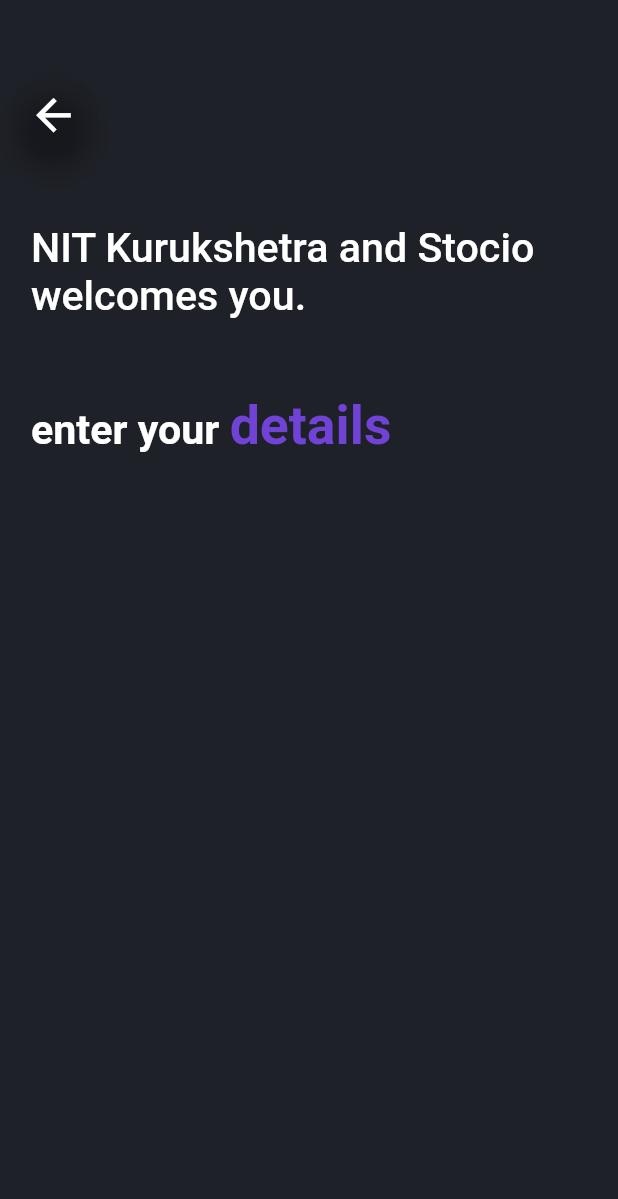
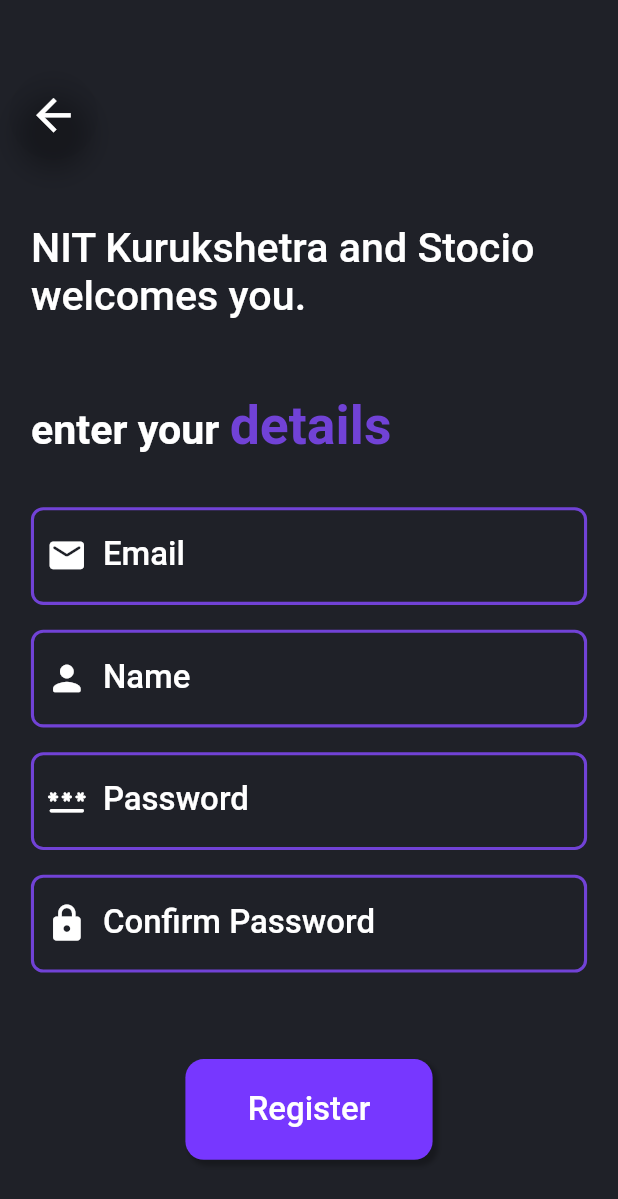
Before and after one commit to hemantlakhotia204/stocio-app, a Flutter app: the FormScreen screen opened by its route, on a phone screen of 412 x 824 dp. Shown: the top 1199 px of the screen. Run offline on Flutter 3.47's test engine with Material 2 defaults, Android fonts, the light colour scheme and no system bars; our stand-ins replace sizer.

Commit message:
created confirm_screen.dart, improved form_screen.dart

```diff
--- /dev/null
+++ b/lib/common/widgets/s_text_form_field.dart
@@ -0,0 +1,38 @@
+import 'package:flutter/material.dart';
+import 'package:sizer/sizer.dart';
+import 'package:stocio_app/common/utils/utils.dart';
+
+class STextFormField extends StatefulWidget {
+
+  final TextEditingController controller;
+  final String? label;
+  final IconData icon;
+  final String? Function(String?) validator;
+
+
+  const STextFormField({Key? key, required this.controller, this.label, required this.icon, required this.validator}) : super(key: key);
+
+  @override
+  State<STextFormField> createState() => _STextFormFieldState();
+}
+
+class _STextFormFieldState extends State<STextFormField> {
+  @override
+  Widget build(BuildContext context) {
+    return TextFormField(
+      style: TextStyle(
+        color: Utils.getColor(''),
+        fontSize: 15.sp,
+      ),
+      controller: widget.controller,
+      decoration: Utils.inputDecoration(
+          label: widget.label ?? "",
+          icon: Icon(
+            widget.icon,
+            size: 20.sp,
+            color: Colors.white,
+          )),
+      validator: widget.validator,
+    );
+  }
+}
--- a/lib/login/screens/form_screen.dart
+++ b/lib/login/screens/form_screen.dart
@@ -1,8 +1,10 @@
 import 'package:flutter/material.dart';
 import 'package:stocio_app/common/utils/utils.dart';
 import 'package:sizer/sizer.dart';
+import 'package:stocio_app/common/widgets/s_button.dart';
 import 'package:stocio_app/common/widgets/s_ios_back.dart';
 import 'package:stocio_app/common/widgets/s_text.dart';
+import 'package:stocio_app/common/widgets/s_text_form_field.dart';
 
 class FormScreen extends StatefulWidget {
   const FormScreen({Key? key}) : super(key: key);
@@ -18,21 +20,27 @@
   Widget build(BuildContext context) {
     String _welcomeText = "$collegeName and Stocio \nwelcomes you.";
 
+    final TextEditingController _emailController = TextEditingController();
+    final TextEditingController _passwordController = TextEditingController();
+    final TextEditingController _confirmController = TextEditingController();
+    final TextEditingController _nameController = TextEditingController();
+
     return Scaffold(
       resizeToAvoidBottomInset: true,
       backgroundColor: Utils.getColor('PB'),
       body: SingleChildScrollView(
         child: Column(
           crossAxisAlignment: CrossAxisAlignment.start,
-
           children: [
             const SBack(),
             Container(
               padding: Utils.contentPadding(),
               child: Column(
                 crossAxisAlignment: CrossAxisAlignment.start,
-                children:  [
-                  SizedBox(height: 3.h,),
+                children: [
+                  SizedBox(
+                    height: 3.h,
+                  ),
                   Text(
                     _welcomeText,
                     style: TextStyle(
@@ -41,8 +49,59 @@
                       fontWeight: FontWeight.w500,
                     ),
                   ),
-                  SizedBox(height: 5.h,),
+                  SizedBox(
+                    height: 5.h,
+                  ),
                   const SText(prefixText: 'enter your ', suffixText: 'details'),
+                  SizedBox(
+                    height: 2.h,
+                  ),
+                  STextFormField(
+                    controller: _emailController,
+                    icon: Icons.mail_rounded,
+                    label: 'Email',
+                    validator: (value) => _validator(value),
+                  ),
+                  SizedBox(
+                    height: 2.h,
+                  ),
+                  STextFormField(
+                    controller: _nameController,
+                    icon: Icons.person_rounded,
+                    label: 'Name',
+                    validator: (value) => _validator(value),
+                  ),
+                  SizedBox(
+                    height: 2.h,
+                  ),
+                  STextFormField(
+                    controller: _passwordController,
+                    icon: Icons.password_rounded,
+                    label: 'Password',
+                    validator: (value) => _validator(value),
+                  ),
+                  SizedBox(
+                    height: 2.h,
+                  ),
+                  STextFormField(
+                    controller: _confirmController,
+                    icon: Icons.lock_rounded,
+                    label: 'Confirm Password',
+                    validator: (value) => _validator(value),
+                  ),
+                  SizedBox(
+                    height: 5.h,
+                  ),
+                  Align(
+                    alignment: Alignment.center,
+                    child: SButton(
+                      text: 'Register',
+                      onPressed: () {
+                        Navigator.pushNamed(context, '/confirm_mail');
+                      },
+                      primaryColor: Utils.getColor('PBB')
+                    ),
+                  )
                 ],
               ),
             ),
@@ -51,4 +110,11 @@
       ),
     );
   }
+
+  String? _validator(String? value) {
+    if (value != null) {
+      return null;
+    }
+    return 'field cannot be empty';
+  }
 }
--- a/lib/main.dart
+++ b/lib/main.dart
@@ -1,5 +1,6 @@
 import 'package:flutter/material.dart';
 import 'package:stocio_app/home/screens/home_screen.dart';
+import 'package:stocio_app/login/screens/confirm_screen.dart';
 import 'package:stocio_app/login/screens/form_screen.dart';
 import 'package:stocio_app/login/screens/login_screen.dart';
 import 'package:stocio_app/login/screens/register_screen.dart';
@@ -32,7 +33,8 @@
             '/login': (context) => const Login(),
             '/register': (context) => const Register(),
             '/home': (context) => const Home(),
-            '/form': (context) => const FormScreen()
+            '/form': (context) => const FormScreen(),
+            '/confirm_mail': (context) => const ConfirmScreen(),
           },
         );
       },
```
Also changed, not shown: lib/login/screens/confirm_screen.dart (added, +38 -0 lines), lib/login/screens/login_screen.dart (+12 -28 lines), assets/images/man_with_tablet.png (added).
